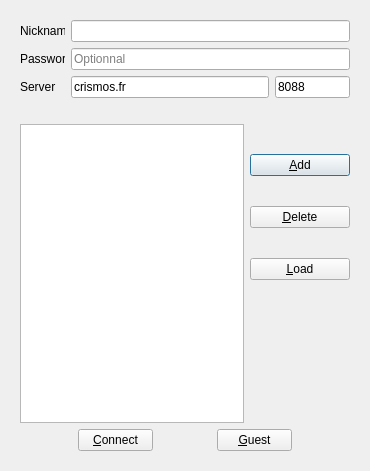
Qt form ChatIRC/login.ui (Phoenix63/IRC-like) before a commit.
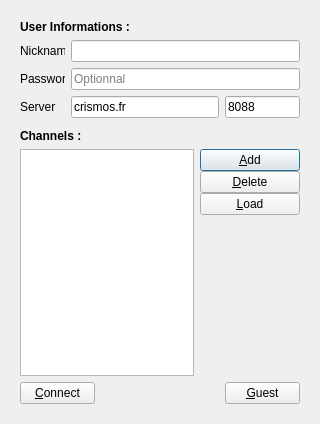
The same form after that commit.

What changed in the file:
```diff
--- a/ChatIRC/login.ui
+++ b/ChatIRC/login.ui
@@ -6,8 +6,8 @@
    <rect>
     <x>0</x>
     <y>0</y>
-    <width>370</width>
-    <height>471</height>
+    <width>320</width>
+    <height>424</height>
    </rect>
   </property>
   <property name="windowTitle">
@@ -20,6 +20,13 @@
    <item row="0" column="0">
     <widget class="QWidget" name="layout" native="true">
      <layout class="QVBoxLayout" name="verticalLayout">
+      <item>
+       <widget class="QLabel" name="label_3">
+        <property name="text">
+         <string>&lt;html&gt;&lt;head/&gt;&lt;body&gt;&lt;p&gt;&lt;span style=&quot; font-weight:600;&quot;&gt;User Informations :&lt;/span&gt;&lt;/p&gt;&lt;/body&gt;&lt;/html&gt;</string>
+        </property>
+       </widget>
+      </item>
       <item>
        <layout class="QHBoxLayout" name="horizontalLayout">
         <item>
@@ -154,11 +161,18 @@
         <property name="sizeHint" stdset="0">
          <size>
           <width>20</width>
-          <height>20</height>
+          <height>5</height>
          </size>
         </property>
        </spacer>
       </item>
+      <item>
+       <widget class="QLabel" name="label_5">
+        <property name="text">
+         <string>&lt;html&gt;&lt;head/&gt;&lt;body&gt;&lt;p&gt;&lt;span style=&quot; font-weight:600;&quot;&gt;Channels :&lt;/span&gt;&lt;/p&gt;&lt;/body&gt;&lt;/html&gt;</string>
+        </property>
+       </widget>
+      </item>
       <item>
        <layout class="QHBoxLayout" name="horizontalLayout_6">
         <item>
@@ -195,7 +209,7 @@
            <number>0</number>
           </property>
           <property name="bottomMargin">
-           <number>110</number>
+           <number>0</number>
           </property>
           <item>
            <widget class="QPushButton" name="pushButton_addChannel">
@@ -254,6 +268,23 @@
             </property>
            </widget>
           </item>
+          <item>
+           <layout class="QVBoxLayout" name="verticalLayout_5">
+            <item>
+             <spacer name="verticalSpacer_2">
+              <property name="orientation">
+               <enum>Qt::Vertical</enum>
+              </property>
+              <property name="sizeHint" stdset="0">
+               <size>
+                <width>20</width>
+                <height>40</height>
+               </size>
+              </property>
+             </spacer>
+            </item>
+           </layout>
+          </item>
          </layout>
         </item>
        </layout>
@@ -282,6 +313,19 @@
           </property>
          </widget>
         </item>
+        <item>
+         <spacer name="horizontalSpacer">
+          <property name="orientation">
+           <enum>Qt::Horizontal</enum>
+          </property>
+          <property name="sizeHint" stdset="0">
+           <size>
+            <width>40</width>
+            <height>20</height>
+           </size>
+          </property>
+         </spacer>
+        </item>
         <item>
          <widget class="QPushButton" name="pushButton_guest">
           <property name="minimumSize">
```
